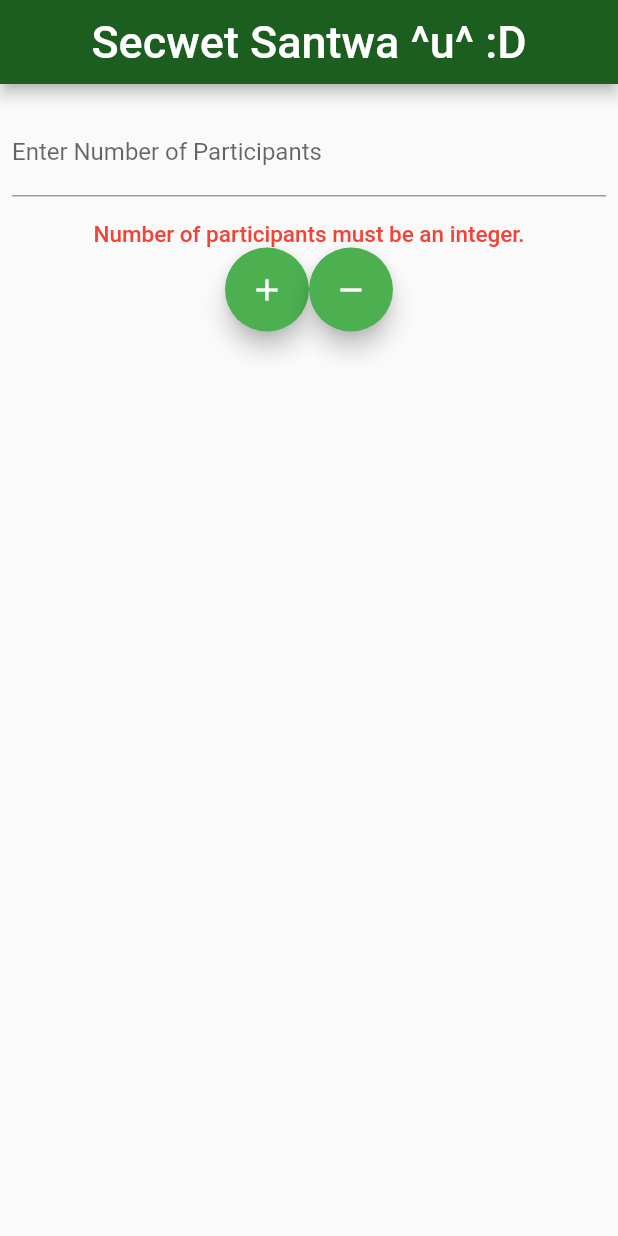
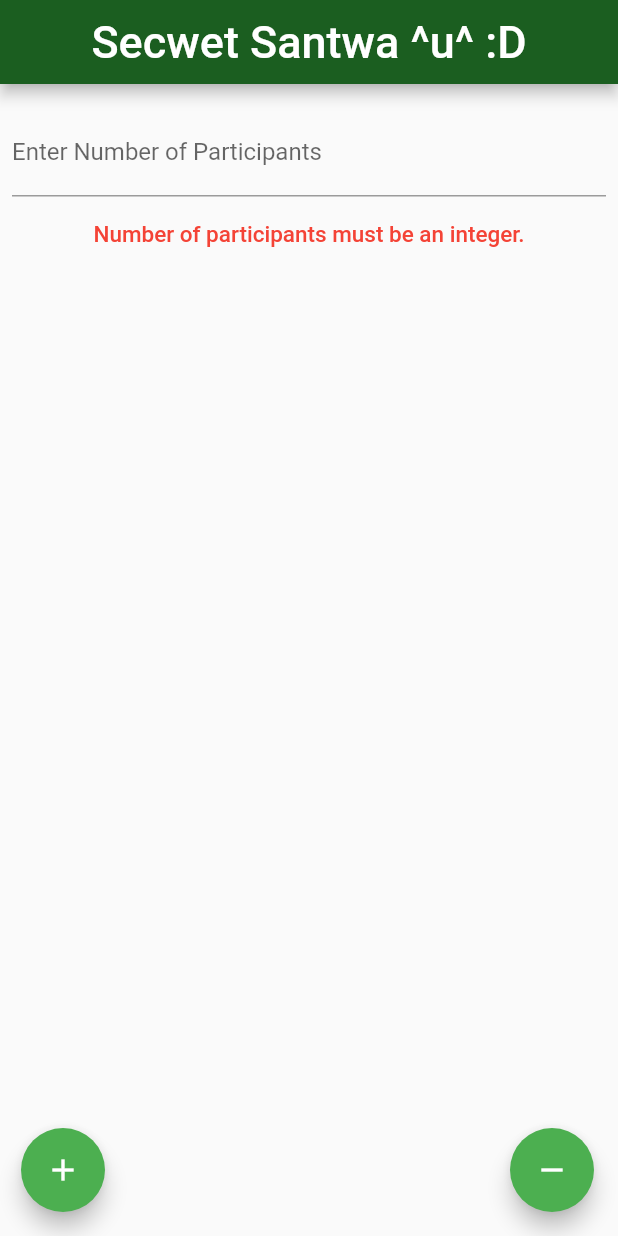
Before and after one commit to Wonton-Jon/Secret-Santa, a Flutter app: the screen it shows after launch, after a tap on the "add" icon, after a tap on the "remove" icon, on a phone screen of 412 x 824 dp. Run offline on Flutter 3.47's test engine with Material 2 defaults, Android fonts, the light colour scheme and no system bars.

Commit message:
BUttons are spaced correctly with scaffold

```diff
--- a/secret_santa/lib/main.dart
+++ b/secret_santa/lib/main.dart
@@ -175,54 +175,11 @@ class _MyHomePageState extends State<MyHomePage> {
                       },
                       shrinkWrap: true,
                     ),
+
               Row(
                 mainAxisAlignment: MainAxisAlignment.center,
                 crossAxisAlignment: CrossAxisAlignment.end,
-                children: [
-                  FloatingActionButton(
-                    child: new Icon(Icons.add),
-                    focusColor: Colors.green[900],
-                    heroTag: 'IncrementButton',
-                    onPressed: () {
-                      //If the error code is valid, then increment the number of participants
-                      print('increment pressed');
-                      setState(() {
-                        //Get the number of participants and error check the value entered
-                        numParticipants =
-                            _participantCountController.text.trim();
-                        errorCode = checkInt(numParticipants.toString());
-                      });
-                      if (int.tryParse(numParticipants.toString()) != null) {
-                        participants = int.parse(numParticipants.toString());
-                        participants++;
-                        _participantCountController.text =
-                            participants.toString();
-                        createNewParticipantList();
-                      } //end if
-                    },
-                  ),
-                  FloatingActionButton(
-                    child: new Icon(Icons.remove),
-                    focusColor: Colors.green[900],
-                    heroTag: 'DecrementButton',
-                    onPressed: () {
-                      print('decrement pressed');
-                      setState(() {
-                        //Get the number of participants and error check the value entered
-                        numParticipants =
-                            _participantCountController.text.trim();
-                        errorCode = checkInt(numParticipants.toString());
-                      }); //If the error code is valid, then increment the number of participants
-                      if (int.tryParse(numParticipants.toString()) != null) {
-                        participants = int.parse(numParticipants.toString());
-                        participants--;
-                        _participantCountController.text =
-                            participants.toString();
-                        createNewParticipantList();
-                      } //end if
-                    },
-                  )
-                ],
+                children: [],
               )
               // separatorBuilder: (BuildContext context, int index) =>
               //     Divider(
@@ -242,6 +199,56 @@ class _MyHomePageState extends State<MyHomePage> {
       //   tooltip: 'Increment',
       //   child: const Icon(Icons.add),
       // ), // This trailing comma makes auto-formatting nicer for build methods.
+      floatingActionButton: Padding(
+        padding: EdgeInsets.only(left: 30),
+        child: Row(
+          crossAxisAlignment: CrossAxisAlignment.end,
+          children: [
+            FloatingActionButton(
+              child: new Icon(Icons.add),
+              focusColor: Colors.green[900],
+              heroTag: 'IncrementButton',
+              onPressed: () {
+                //If the error code is valid, then increment the number of participants
+                print('increment pressed');
+                setState(() {
+                  //Get the number of participants and error check the value entered
+                  numParticipants = _participantCountController.text.trim();
+                  errorCode = checkInt(numParticipants.toString());
+                });
+                if (int.tryParse(numParticipants.toString()) != null) {
+                  participants = int.parse(numParticipants.toString());
+                  participants++;
+                  _participantCountController.text = participants.toString();
+                  createNewParticipantList();
+                } //end if
+              },
+            ),
+
+            Expanded(child: Container()),
+
+            FloatingActionButton(
+              child: new Icon(Icons.remove),
+              focusColor: Colors.green[900],
+              heroTag: 'DecrementButton',
+              onPressed: () {
+                print('decrement pressed');
+                setState(() {
+                  //Get the number of participants and error check the value entered
+                  numParticipants = _participantCountController.text.trim();
+                  errorCode = checkInt(numParticipants.toString());
+                }); //If the error code is valid, then increment the number of participants
+                if (int.tryParse(numParticipants.toString()) != null) {
+                  participants = int.parse(numParticipants.toString());
+                  participants--;
+                  _participantCountController.text = participants.toString();
+                  createNewParticipantList();
+                } //end if
+              },
+            )
+          ],
+        ),
+      ),
     );
   }
 }
```
